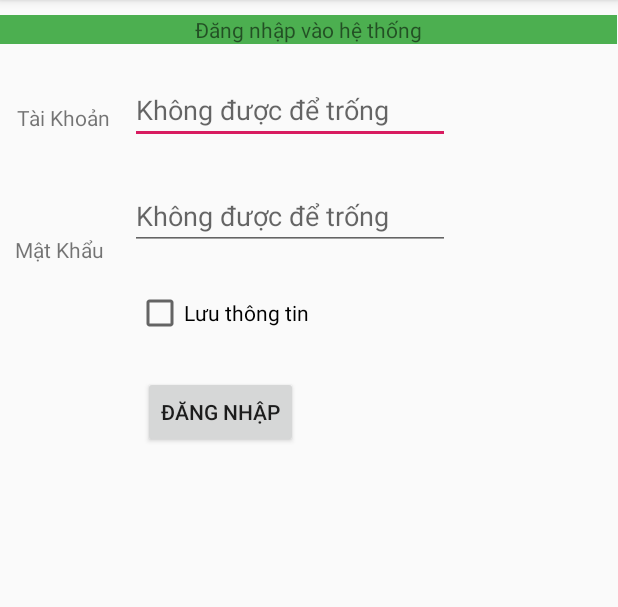
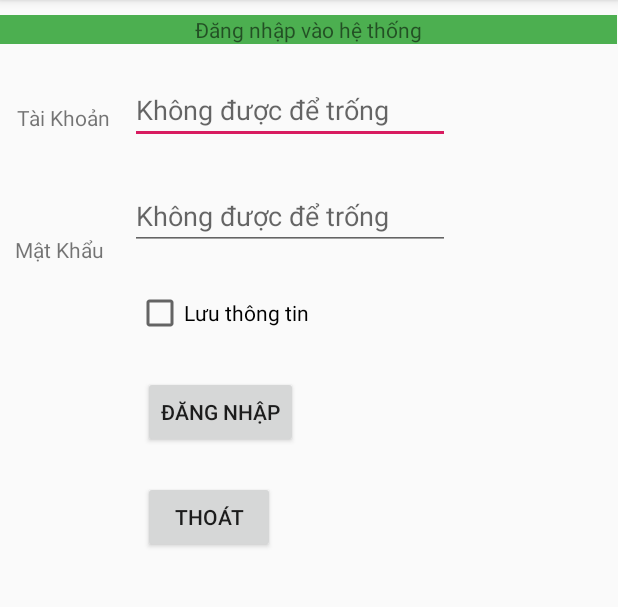
Before and after one commit to nasa116vn/Bai-Thuong-Ky-1, an Android app: the screen it shows after launch (MainActivity), on a phone screen of 412 x 824 dp, the part 84-691 px from its top. Run offline under Robolectric (Android 15) with nearby library versions, the phone set to English and light mode, and no system bars.

Commit message:
Bai TK Cau2

```diff
--- a/app/src/main/java/com/BuiDucThuanPhat/bdtp_cau1/MainActivity.java
+++ b/app/src/main/java/com/BuiDucThuanPhat/bdtp_cau1/MainActivity.java
@@ -3,6 +3,7 @@ package com.BuiDucThuanPhat.bdtp_cau1;
 import androidx.appcompat.app.AlertDialog;
 import androidx.appcompat.app.AppCompatActivity;
 
+import android.content.DialogInterface;
 import android.os.Bundle;
 import android.view.View;
 import android.widget.Button;
@@ -14,7 +15,9 @@ public class MainActivity extends AppCompatActivity {
 
     EditText editTK,editMK;
     CheckBox check;
-    Button btnDN;
+    Button btnDN,btnThoat;
+
+    AlertDialog.Builder alertThoat;
 
     @Override
     protected void onCreate(Bundle savedInstanceState) {
@@ -25,6 +28,9 @@ public class MainActivity extends AppCompatActivity {
         editMK = findViewById(R.id.editMK);
         check = findViewById(R.id.checkBox);
         btnDN = findViewById(R.id.btnDN);
+        btnThoat = findViewById(R.id.btnThoat);
+
+        alertThoat = new AlertDialog.Builder(this);
 
         btnDN.setOnClickListener(new View.OnClickListener() {
             @Override
@@ -43,5 +49,27 @@ public class MainActivity extends AppCompatActivity {
                 }
             }
         });
+
+        alertThoat.setTitle("Thông báo");
+        alertThoat.setMessage("Bạn muốn thoát không?");
+        alertThoat.setNegativeButton("Có", new DialogInterface.OnClickListener() {
+            @Override
+            public void onClick(DialogInterface dialogInterface, int i) {
+                finish();
+            }
+        });
+        alertThoat.setPositiveButton("Không", new DialogInterface.OnClickListener() {
+            @Override
+            public void onClick(DialogInterface dialogInterface, int i) {
+
+            }
+        });
+
+        btnThoat.setOnClickListener(new View.OnClickListener() {
+            @Override
+            public void onClick(View view) {
+                alertThoat.show();
+            }
+        });
     }
 }
--- a/app/src/main/res/layout/activity_main.xml
+++ b/app/src/main/res/layout/activity_main.xml
@@ -96,4 +96,15 @@
         android:text="Đăng nhập"
         app:layout_constraintEnd_toEndOf="parent"
         app:layout_constraintTop_toBottomOf="@+id/checkBox" />
+
+    <Button
+        android:id="@+id/btnThoat"
+        android:layout_width="wrap_content"
+        android:layout_height="wrap_content"
+        android:layout_marginStart="95dp"
+        android:layout_marginLeft="95dp"
+        android:layout_marginTop="22dp"
+        android:text="Thoát"
+        app:layout_constraintStart_toStartOf="parent"
+        app:layout_constraintTop_toBottomOf="@+id/btnDN" />
 </androidx.constraintlayout.widget.ConstraintLayout>
```
